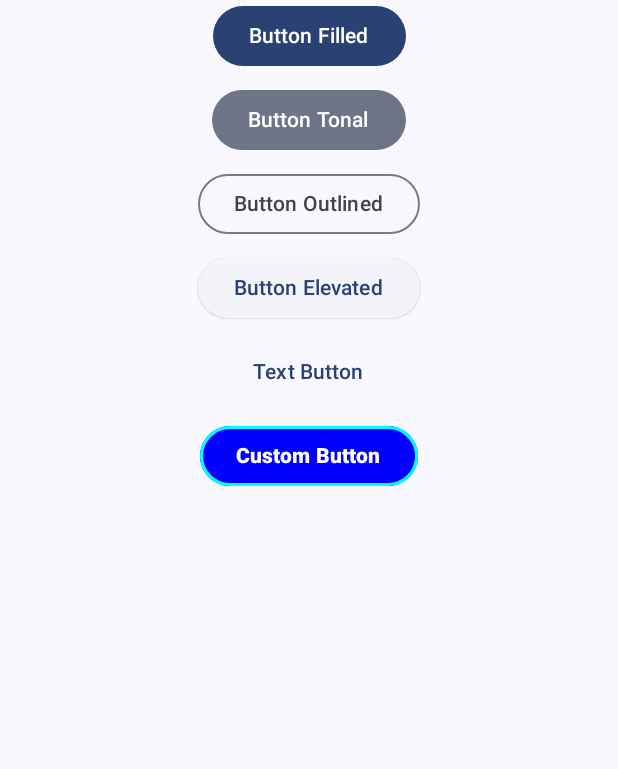
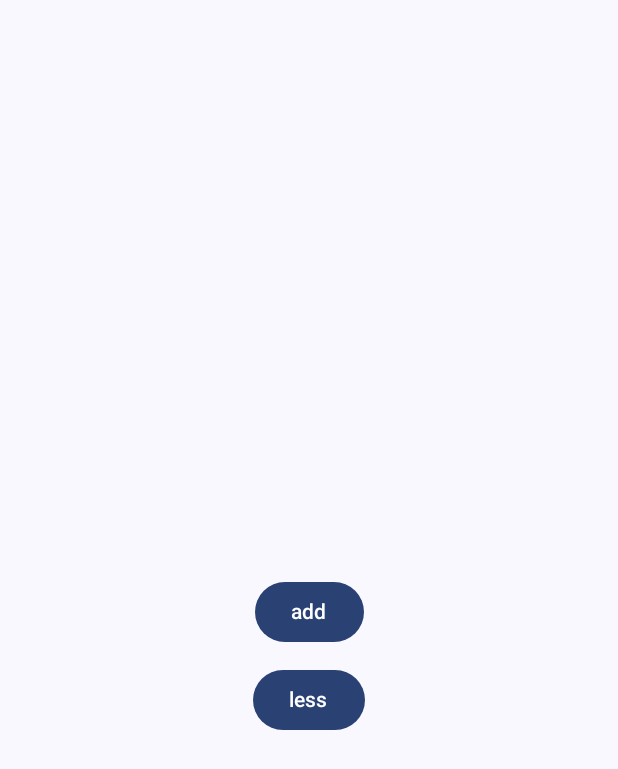
Before and after one commit to osvaldo-o/jetpack-compose, an Android app built with Jetpack Compose: the screen it shows after launch (MainActivity), on a phone screen of 412 x 824 dp. Shown: the top 769 px of the screen. Run offline under Robolectric (Android 15) with nearby library versions, the phone set to English and light mode, and no system bars.

Commit message:
progress bar

```diff
--- a/app/src/main/java/ico/hellocompose/MainActivity.kt
+++ b/app/src/main/java/ico/hellocompose/MainActivity.kt
@@ -11,6 +11,8 @@ import androidx.compose.runtime.Composable
 import androidx.compose.ui.Modifier
 import androidx.compose.ui.tooling.preview.Preview
 import ico.hellocompose.button.MyButton
+import ico.hellocompose.progressbar.MyProgress
+import ico.hellocompose.progressbar.MyProgressAdvance
 import ico.hellocompose.ui.theme.HelloComposeTheme
 
 class MainActivity : ComponentActivity() {
@@ -23,7 +25,7 @@ class MainActivity : ComponentActivity() {
                     modifier = Modifier.fillMaxSize(),
                     color = MaterialTheme.colorScheme.background
                 ) {
-                    MyButton()
+                    MyProgressAdvance()
                 }
             }
         }
@@ -42,6 +44,6 @@ fun Greeting(name: String, modifier: Modifier = Modifier) {
 @Composable
 fun GreetingPreview() {
     HelloComposeTheme {
-        MyButton()
+        MyProgressAdvance()
     }
 }
--- /dev/null
+++ b/app/src/main/java/ico/hellocompose/progressbar/progressbar.kt
@@ -0,0 +1,46 @@
+package ico.hellocompose.progressbar
+
+import androidx.compose.foundation.layout.Arrangement
+import androidx.compose.foundation.layout.Column
+import androidx.compose.foundation.layout.Spacer
+import androidx.compose.foundation.layout.fillMaxSize
+import androidx.compose.foundation.layout.height
+import androidx.compose.foundation.layout.padding
+import androidx.compose.material3.Button
+import androidx.compose.material3.CircularProgressIndicator
+import androidx.compose.material3.LinearProgressIndicator
+import androidx.compose.material3.Text
+import androidx.compose.runtime.Composable
+import androidx.compose.runtime.getValue
+import androidx.compose.runtime.mutableStateOf
+import androidx.compose.runtime.saveable.rememberSaveable
+import androidx.compose.runtime.setValue
+import androidx.compose.ui.Alignment
+import androidx.compose.ui.Modifier
+import androidx.compose.ui.graphics.Color
+import androidx.compose.ui.unit.dp
+
+@Composable
+fun MyProgress() {
+    Column(modifier = Modifier.fillMaxSize(), verticalArrangement = Arrangement.Center, horizontalAlignment = Alignment.CenterHorizontally) {
+        CircularProgressIndicator(color = Color.Blue)
+        LinearProgressIndicator(color = Color.Blue, trackColor = Color.Cyan)
+    }
+}
+
+@Composable
+fun MyProgressAdvance() {
+    var progressStatus by rememberSaveable {
+        mutableStateOf(0f)
+    }
+    Column(modifier = Modifier.fillMaxSize(), verticalArrangement = Arrangement.Center, horizontalAlignment = Alignment.CenterHorizontally) {
+        CircularProgressIndicator(color = Color.Blue, progress = progressStatus)
+        Spacer(modifier = Modifier.height(10.dp))
+        Button(onClick = { if (progressStatus <= 1.0f) { progressStatus += 0.1f} }, Modifier.padding(vertical = 5.dp)) {
+            Text(text = "add")
+        }
+        Button(onClick = { if (progressStatus > 0.0f) { progressStatus -= 0.1f} }, Modifier.padding(vertical = 5.dp)) {
+            Text(text = "less")
+        }
+    }
+}
```
